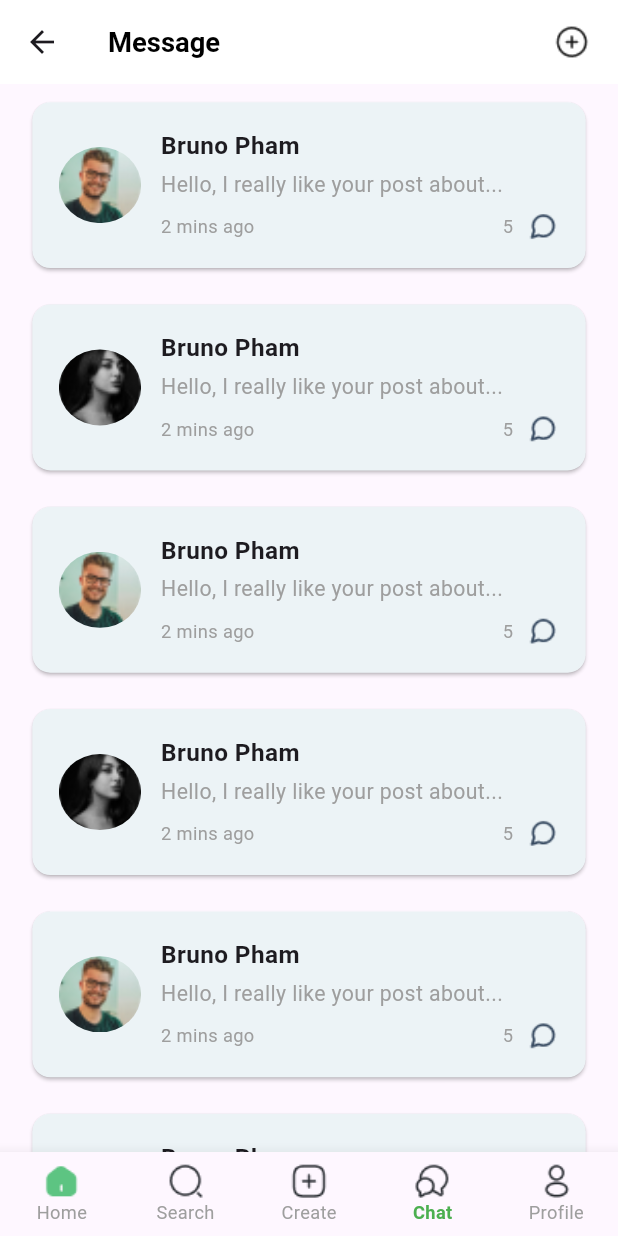
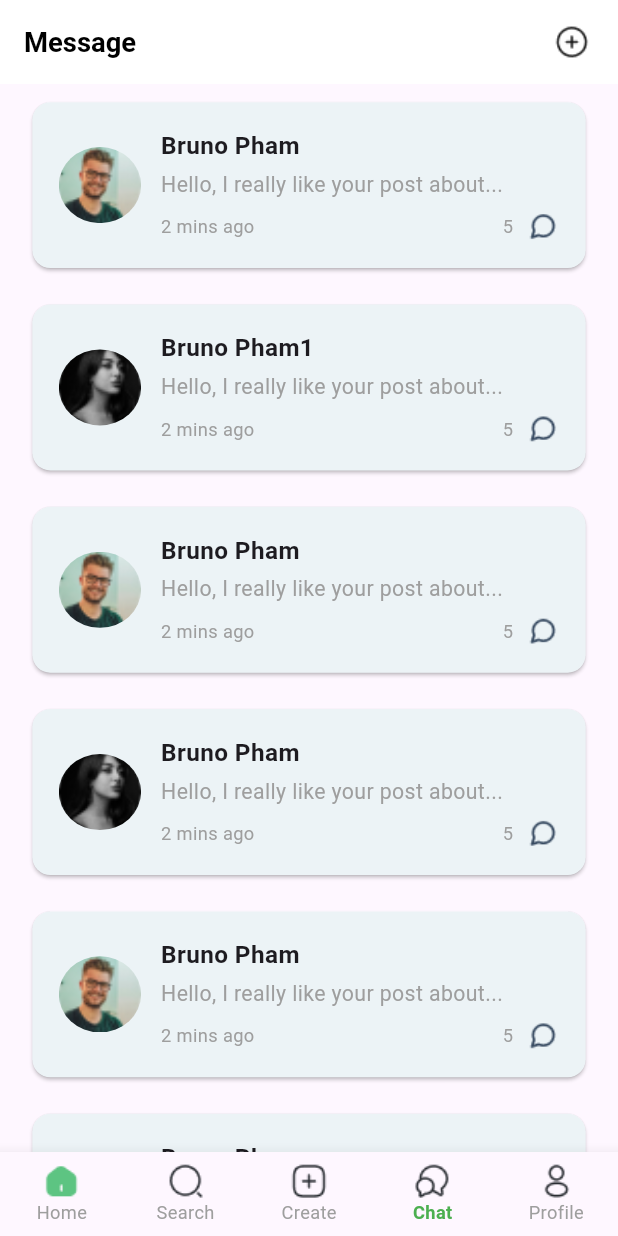
Before and after one commit to MuqadisaEjaz/flutter-test, a Flutter app: the ChatScreen screen opened by its route, on a phone screen of 412 x 824 dp. Run offline on Flutter 3.47's test engine with Material 3 defaults, Android fonts, the phone set to English and light mode, and no system bars; our stand-ins replace flutter_riverpod, flutter_screenutil, go_router.

Commit message:
Go router

```diff
--- a/lib/features/chat/model/data.dart
+++ b/lib/features/chat/model/data.dart
@@ -10,7 +10,7 @@ class DummyChatData {
           timeAgo: '2 mins ago',
           numberOfMessage: '5'),
       Chat(
-          userName: 'Bruno Pham',
+          userName: 'Bruno Pham1',
           userImage: 'assets/Avatar-2.png',
           lastMessage: 'Hello, I really like your post about...',
           timeAgo: '2 mins ago',
--- a/lib/features/create-post/presentation/screens/create-post.dart
+++ b/lib/features/create-post/presentation/screens/create-post.dart
@@ -1,6 +1,7 @@
 import 'package:flutter/material.dart';
 import 'package:flutter_screenutil/flutter_screenutil.dart';
 import 'package:flutter_riverpod/flutter_riverpod.dart';
+import 'package:go_router/go_router.dart';
 import 'package:test/features/create-post/provider/create-post-provider.dart';
 
 class CreatePostScreen extends ConsumerWidget {
@@ -15,7 +16,7 @@ class CreatePostScreen extends ConsumerWidget {
         appBar: AppBar(
           leading: IconButton(
             icon: Image.asset('assets/back.png'),
-            onPressed: () => Navigator.pop(context),
+            onPressed: () => context.pop(),
           ),
           title: Text('Create Post'),
           actions: [
--- a/lib/main.dart
+++ b/lib/main.dart
@@ -1,7 +1,7 @@
 import 'package:flutter/material.dart';
 import 'package:flutter_screenutil/flutter_screenutil.dart';
 import 'package:flutter_riverpod/flutter_riverpod.dart';
-import 'package:test/routes/app-routes.dart';
+import 'package:test/routes/app_routes.dart';
 
 void main() {
   runApp(
@@ -18,12 +18,12 @@ class MyApp extends StatelessWidget {
       designSize: Size(375, 812),
       minTextAdapt: true,
       builder: (context, child) {
-        return MaterialApp(
+        return MaterialApp.router(
           title: 'Social Media App',
           theme: ThemeData(
             primarySwatch: Colors.blue,
           ),
-          onGenerateRoute: AppRoutes.generateRoute,
+          routerConfig: AppRoutes().router,
         );
       },
     );
--- a/lib/routes/app-routes.dart
+++ /dev/null
@@ -1,26 +0,0 @@
-import 'package:flutter/material.dart';
-import 'package:test/features/chat/presenatation/screens/chat.dart';
-import 'package:test/features/create-post/presentation/screens/create-post.dart';
-import 'package:test/features/feed/presentation/screens/feed.dart';
-
-class AppRoutes {
-  static Route<dynamic> generateRoute(RouteSettings settings) {
-    switch (settings.name) {
-      case '/':
-        return MaterialPageRoute(builder: (_) => FeedScreen());
-      case '/chat':
-        return MaterialPageRoute(builder: (_) => ChatScreen());
-      case '/create-post':
-        return MaterialPageRoute(builder: (_) => CreatePostScreen());
-
-      default:
-        return MaterialPageRoute(
-          builder: (_) => Scaffold(
-            body: Center(
-              child: Text('No route defined for ${settings.name}'),
-            ),
-          ),
-        );
-    }
-  }
-}
--- /dev/null
+++ b/lib/routes/app_routes.dart
@@ -0,0 +1,66 @@
+import 'package:flutter/material.dart';
+import 'package:go_router/go_router.dart';
+import 'package:test/features/chat/presenatation/screens/chat-inbox.dart';
+import 'package:test/features/chat/presenatation/screens/chat.dart';
+
+import 'package:test/features/create-post/presentation/screens/create-post.dart';
+import 'package:test/features/feed/presentation/screens/feed.dart';
+import 'package:test/routes/navbar_navigation.dart';
+
+class AppRoutes {
+  final GoRouter router = GoRouter(
+    initialLocation: '/',
+    routes: [
+      StatefulShellRoute.indexedStack(
+        builder: (context, state, navigationShell) {
+          return NavigationShell(
+            navigationShell: navigationShell,
+            currentLocation: state.location,
+          );
+        },
+        branches: [
+          StatefulShellBranch(
+            routes: [
+              GoRoute(
+                path: '/',
+                pageBuilder: (context, state) => MaterialPage(
+                  child: FeedScreen(),
+                ),
+              ),
+              GoRoute(
+                path: '/chat',
+                pageBuilder: (context, state) => MaterialPage(
+                  child: ChatScreen(),
+                ),
+              ),
+            ],
+          ),
+        ],
+      ),
+      GoRoute(
+        path: '/message/:userName',
+        pageBuilder: (context, state) {
+          final userName = state.pathParameters['userName']!;
+          return MaterialPage(
+            child: ChatInboxScreen(
+              userName: userName,
+            ),
+          );
+        },
+      ),
+      GoRoute(
+        path: '/create-post',
+        pageBuilder: (context, state) {
+          return MaterialPage(
+            child: CreatePostScreen(),
+          );
+        },
+      ),
+    ],
+    errorBuilder: (context, state) => Scaffold(
+      body: Center(
+        child: Text('No route defined for ${state.location}'),
+      ),
+    ),
+  );
+}
--- /dev/null
+++ b/lib/routes/navbar_navigation.dart
@@ -0,0 +1,56 @@
+import 'package:flutter/material.dart';
+import 'package:go_router/go_router.dart';
+
+import 'package:test/shared/widgets/navbar.dart';
+
+class NavigationShell extends StatelessWidget {
+  final Widget navigationShell;
+  final String currentLocation;
+
+  NavigationShell(
+      {required this.navigationShell, required this.currentLocation});
+
+  @override
+  Widget build(BuildContext context) {
+    int _getCurrentIndex(String location) {
+      switch (location) {
+        case '/':
+          return 0;
+        case '/chat':
+          return 3;
+        case '/create-post':
+          return 2;
+        default:
+          return 0;
+      }
+    }
+
+    void _onNavBarTap(int index) {
+      switch (index) {
+        case 0:
+          context.push('/');
+          break;
+        case 1:
+          break;
+        case 2:
+          context.push('/create-post');
+          break;
+        case 3:
+          context.push('/chat');
+          break;
+        case 4:
+          break;
+      }
+    }
+
+    return Scaffold(
+      body: navigationShell,
+      bottomNavigationBar: BottomNavBar(
+        currentIndex: _getCurrentIndex(currentLocation),
+        onTap: (index) {
+          _onNavBarTap(index);
+        },
+      ),
+    );
+  }
+}
--- a/pubspec.yaml
+++ b/pubspec.yaml
@@ -34,6 +34,7 @@ dependencies:
   flutter_screenutil: ^5.0.0+2
   shared_preferences: ^2.0.7
   flutter_riverpod: ^2.0.0
+  go_router: ^9.0.0
 
 
 
```
Also changed, not shown: lib/features/chat/presenatation/screens/chat-inbox.dart (+11 -5 lines), lib/features/chat/presenatation/screens/chat.dart (+0 -24 lines), lib/features/chat/presenatation/widget/chat-card.dart (+2 -6 lines), lib/features/feed/presentation/screens/feed.dart (+0 -24 lines), pubspec.lock.
